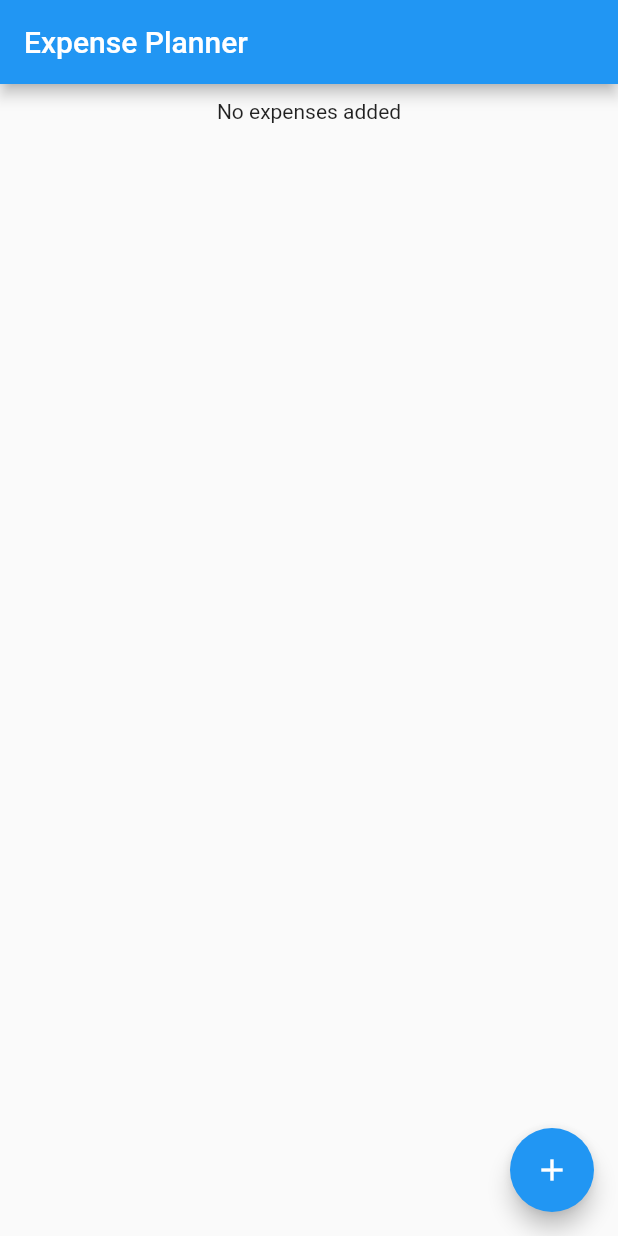
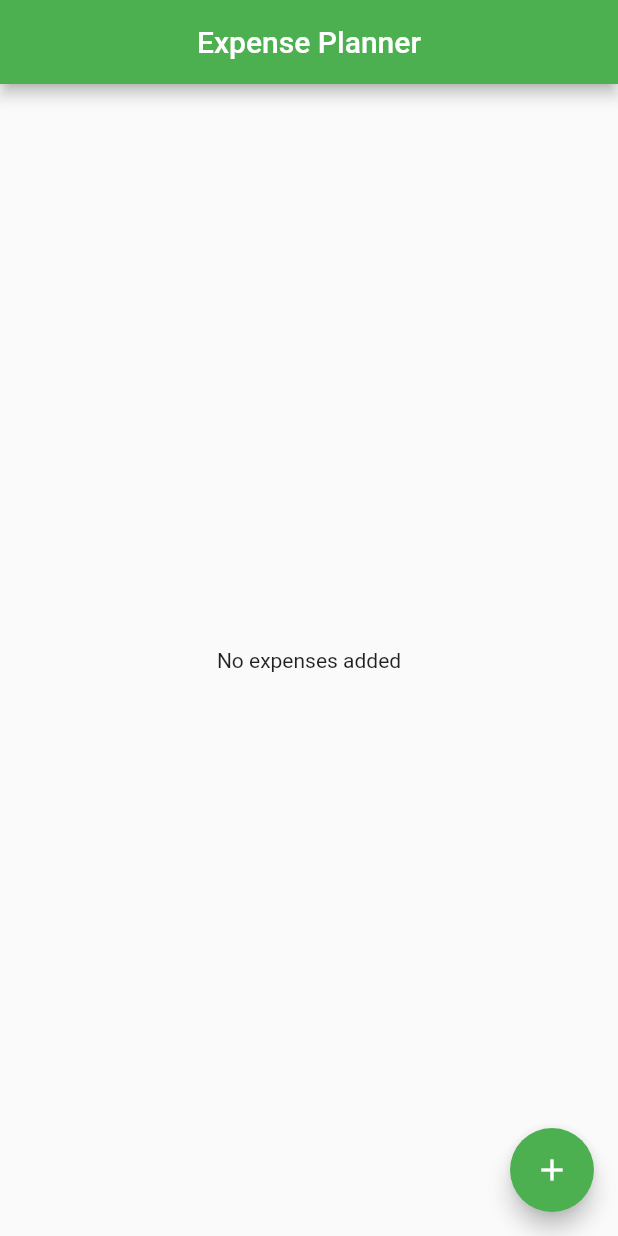
Before and after one commit to hurali97/expensePlanner, a Flutter app: the screen it shows after launch, on a phone screen of 412 x 824 dp. Run offline on Flutter 3.47's test engine with Material 2 defaults, Android fonts, the phone set to English and light mode, and no system bars; our stand-ins replace charts_flutter, fluttertoast.

```diff
--- a/lib/main.dart
+++ b/lib/main.dart
@@ -11,13 +11,15 @@ class MyApp extends StatelessWidget {
   @override
   Widget build(BuildContext context) {
     return MaterialApp(
+        debugShowCheckedModeBanner: false,
         title: 'Flutter Demo',
         theme: ThemeData(
-          primarySwatch: Colors.blue,
+          primarySwatch: Colors.green,
           visualDensity: VisualDensity.adaptivePlatformDensity,
         ),
         home: Scaffold(
           appBar: AppBar(
+            centerTitle: true,
             title: Text('Expense Planner'),
           ),
           body: HomeScreen(),
--- a/lib/src/Screens/HomeScreen/index.dart
+++ b/lib/src/Screens/HomeScreen/index.dart
@@ -116,12 +116,13 @@ class _HomeScreenState extends State<HomeScreen> {
               ],
             ))
           : Container(
-              child: Text(
-                'No expenses added',
-                textAlign: TextAlign.center,
+              child: Center(
+                child: Text(
+                  'No expenses added',
+                  textAlign: TextAlign.center,
+                ),
               ),
-              width: double.infinity,
-              margin: EdgeInsets.only(top: 10),
+              // height: MediaQuery.of(context).size.height,
             ),
       floatingActionButton: MyBottomSheet(_addExpense),
     );
```
